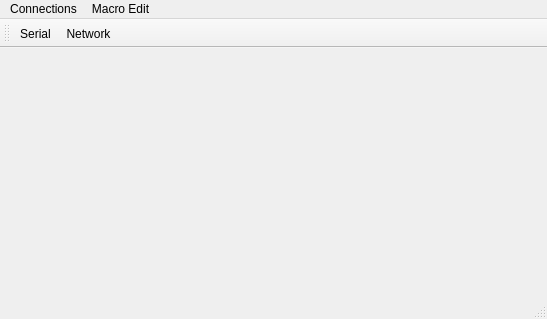
First picture: the form in DataVisualizer/mainwindow.ui, repository DamianPodrazaCode/DataVisualizer, before the edit.
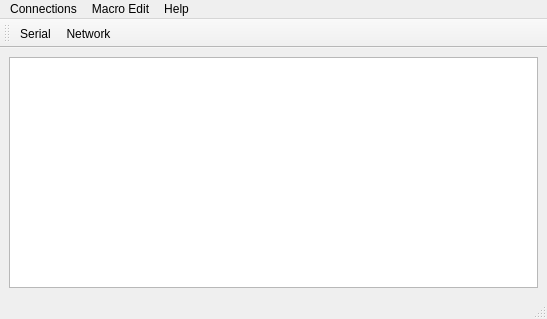
Second picture: the form after the edit.

Patch:
```diff
--- a/DataVisualizer/mainwindow.ui
+++ b/DataVisualizer/mainwindow.ui
@@ -13,7 +13,13 @@
   <property name="windowTitle">
    <string>MainWindow</string>
   </property>
-  <widget class="QWidget" name="centralwidget"/>
+  <widget class="QWidget" name="centralwidget">
+   <layout class="QGridLayout" name="gridLayout">
+    <item row="0" column="0">
+     <widget class="QListWidget" name="listWidget"/>
+    </item>
+   </layout>
+  </widget>
   <widget class="QMenuBar" name="menubar">
    <property name="geometry">
     <rect>
@@ -57,8 +63,17 @@
     <addaction name="actionMacro9"/>
     <addaction name="actionMacro10"/>
    </widget>
+   <widget class="QMenu" name="menuHelp">
+    <property name="title">
+     <string>Help</string>
+    </property>
+    <addaction name="actionMacro"/>
+    <addaction name="actionInfo"/>
+    <addaction name="actionASCII_tab"/>
+   </widget>
    <addaction name="menuNew_connect"/>
    <addaction name="menuMacro"/>
+   <addaction name="menuHelp"/>
   </widget>
   <widget class="QToolBar" name="toolBar">
    <property name="windowTitle">
```
Left out of the diff: 15 changed lines with no effect on the pictures.
